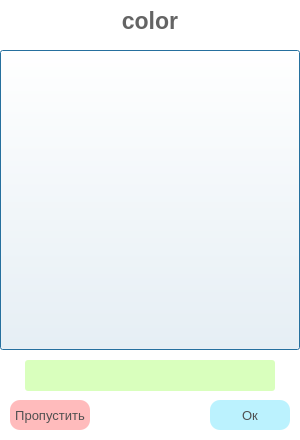
This is trainingwindow.ui in Skripove/MyDictionary as Qt 5 draws it before an edit. The edited form follows.
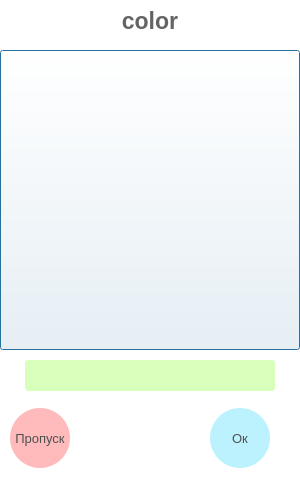
This is the edited form.

Diff of the .ui file:
```diff
--- a/trainingwindow.ui
+++ b/trainingwindow.ui
@@ -7,9 +7,21 @@
     <x>0</x>
     <y>0</y>
     <width>300</width>
-    <height>440</height>
+    <height>485</height>
    </rect>
   </property>
+  <property name="minimumSize">
+   <size>
+    <width>300</width>
+    <height>485</height>
+   </size>
+  </property>
+  <property name="maximumSize">
+   <size>
+    <width>300</width>
+    <height>485</height>
+   </size>
+  </property>
   <property name="windowTitle">
    <string>Тренировка</string>
   </property>
@@ -116,9 +128,9 @@
    <property name="geometry">
     <rect>
      <x>210</x>
-     <y>400</y>
-     <width>80</width>
-     <height>30</height>
+     <y>408</y>
+     <width>60</width>
+     <height>60</height>
     </rect>
    </property>
    <property name="font">
@@ -132,7 +144,7 @@
 color: rgb(80, 80, 80);
 background-color: rgba(187,242,254, 255);
 border: 0px solid black;
-border-radius: 10px;
+border-radius: 30px;
 }
 
 #btnOk::hover{
@@ -147,9 +159,9 @@
    <property name="geometry">
     <rect>
      <x>10</x>
-     <y>400</y>
-     <width>80</width>
-     <height>30</height>
+     <y>408</y>
+     <width>60</width>
+     <height>60</height>
     </rect>
    </property>
    <property name="font">
@@ -165,7 +177,7 @@
     <string notr="true">#btnSkip{
 color: rgb(80, 80, 80);
 background-color: rgba(255,187,188, 255);
-border-radius: 10px;
+border-radius: 30px;
 }
 
 #btnSkip::hover{
@@ -174,18 +186,27 @@
 </string>
    </property>
    <property name="text">
-    <string>Пропустить</string>
+    <string>Пропуск</string>
    </property>
   </widget>
   <widget class="QLabel" name="labelNumWord">
    <property name="geometry">
     <rect>
-     <x>120</x>
-     <y>410</y>
+     <x>113</x>
+     <y>429</y>
      <width>61</width>
      <height>21</height>
     </rect>
    </property>
+   <property name="font">
+    <font>
+     <family>Segoe UI</family>
+     <pointsize>10</pointsize>
+    </font>
+   </property>
+   <property name="styleSheet">
+    <string notr="true">color: rgb(80, 80, 80);</string>
+   </property>
    <property name="text">
     <string/>
    </property>
```
